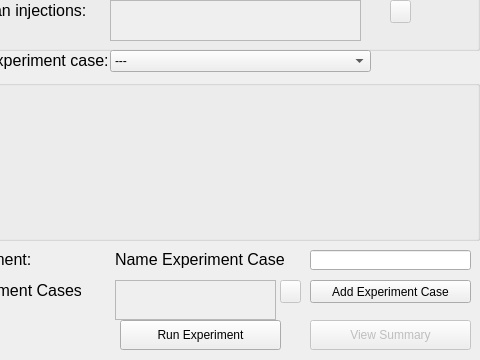
Before: the Qt Designer form vimmsVisualisedGUI/ExperimentPage.ui in Adam-Tem/vimmsVisualised, drawn with Qt 5; both pictures show x 120 to 600 and y 140 to 500 of the 600 by 500 pixel window.
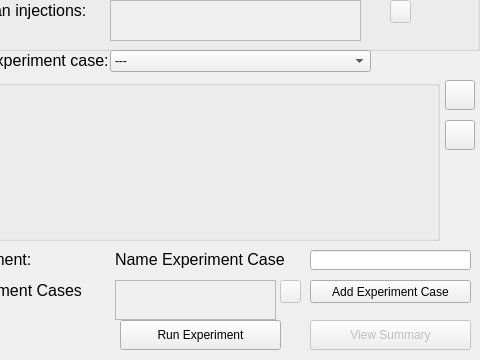
After: the same form once the commit is applied.

Commit message: Added save/load controller parameter state to the experiment page.

Patch:
```diff
--- a/vimmsVisualisedGUI/ExperimentPage.ui
+++ b/vimmsVisualisedGUI/ExperimentPage.ui
@@ -277,7 +277,7 @@
     <rect>
      <x>0</x>
      <y>220</y>
-     <width>600</width>
+     <width>560</width>
      <height>161</height>
     </rect>
    </property>
@@ -572,6 +572,32 @@
     <string/>
    </property>
   </widget>
+  <widget class="QPushButton" name="LoadParamsButton">
+   <property name="geometry">
+    <rect>
+     <x>565</x>
+     <y>220</y>
+     <width>30</width>
+     <height>30</height>
+    </rect>
+   </property>
+   <property name="text">
+    <string/>
+   </property>
+  </widget>
+  <widget class="QPushButton" name="SaveParamsButton">
+   <property name="geometry">
+    <rect>
+     <x>565</x>
+     <y>260</y>
+     <width>30</width>
+     <height>30</height>
+    </rect>
+   </property>
+   <property name="text">
+    <string/>
+   </property>
+  </widget>
   <zorder>CaseUndoButton</zorder>
   <zorder>VisualiseTitleLabel</zorder>
   <zorder>ExperimentHomeButton</zorder>
```
Left out of the diff: 2 changed lines with no effect on the pictures. The commit also changes 15 other files.
